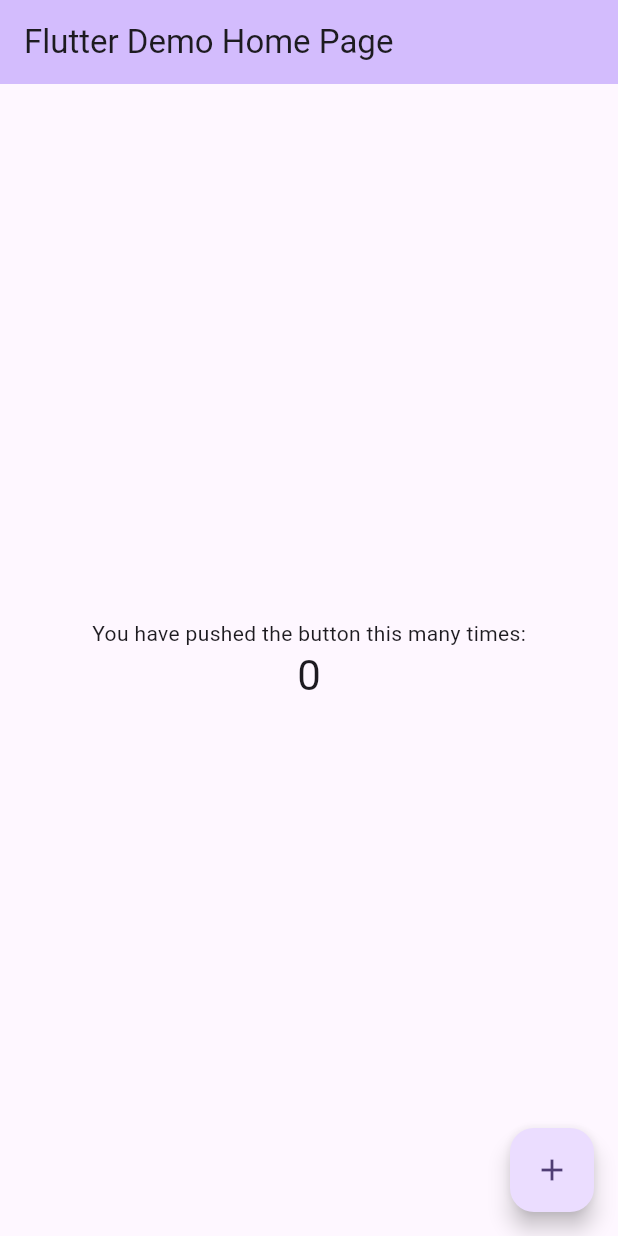
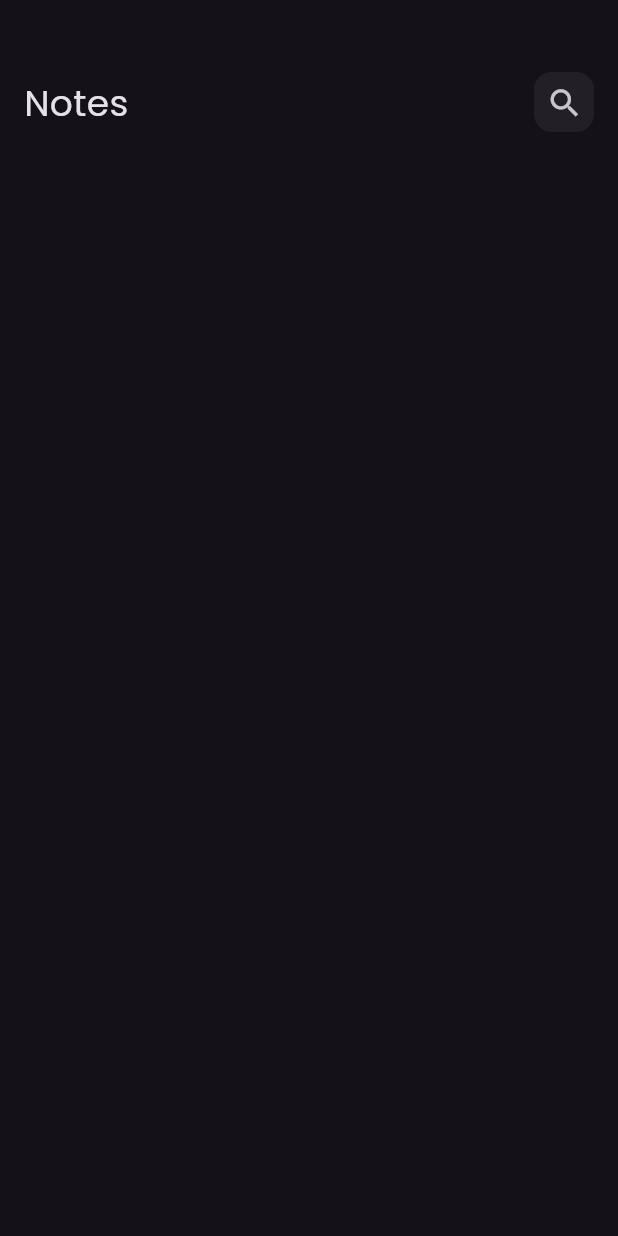
Before and after one commit to AhmedHamrosh/note_app, a Flutter app: the screen it shows after launch, on a phone screen of 412 x 824 dp. Run offline on Flutter 3.47's test engine with Material 3 defaults, Android fonts, the phone set to English and light mode, and no system bars.

Commit message:
Adding First Scaffold and Custom App Bar

```diff
--- /dev/null
+++ b/lib/components/custom_app_bar.dart
@@ -0,0 +1,20 @@
+import 'package:flutter/cupertino.dart';
+import 'package:flutter/material.dart';
+import 'package:note_app/components/custom_search_icon.dart';
+
+class CustomAppbar extends StatelessWidget
+{
+  @override
+  Widget build(BuildContext context)
+  {
+    return const Row(
+      children: [
+        Text('Notes' ,style: TextStyle(fontSize: 24),),
+        Spacer(),
+        SearchIcon(),
+
+      ],
+
+    );
+  }
+}
--- /dev/null
+++ b/lib/components/custom_search_icon.dart
@@ -0,0 +1,17 @@
+import 'package:flutter/cupertino.dart';
+import 'package:flutter/material.dart';
+
+class SearchIcon extends StatelessWidget
+{
+  const SearchIcon({super.key});
+  @override
+  Widget build(BuildContext context)
+  {
+    return Container(
+      width:40,
+      height: 40,
+      decoration: BoxDecoration(borderRadius: BorderRadius.circular(12) , color: Colors.grey.withOpacity(0.1)),
+      child:Center(child:IconButton(onPressed: (){}, icon:const Icon(Icons.search , size:25)),)
+    );
+  }
+}
--- /dev/null
+++ b/lib/constants.dart
@@ -0,0 +1,3 @@
+import 'package:flutter/material.dart';
+
+const  Color kPrimaryColor = Color(0xff62fcd7);
--- a/lib/main.dart
+++ b/lib/main.dart
@@ -1,125 +1,27 @@
+import 'package:flutter/cupertino.dart';
 import 'package:flutter/material.dart';
+import 'package:note_app/views/note_view.dart';
 
-void main() {
-  runApp(const MyApp());
+void main()
+{
+  runApp(NoteApp());
 }
 
-class MyApp extends StatelessWidget {
-  const MyApp({super.key});
+class NoteApp extends StatelessWidget
+{
+  const NoteApp({super.key});
+  @override
+  Widget build(BuildContext context)
+  {
+    return MaterialApp(
+      debugShowCheckedModeBanner: false,
+      theme: ThemeData(
+        brightness: Brightness.dark,
+        fontFamily: 'Poppins'
 
-  // This widget is the root of your application.
-  @override
-  Widget build(BuildContext context) {
-    return MaterialApp(
-      title: 'Flutter Demo',
-      theme: ThemeData(
-        // This is the theme of your application.
-        //
-        // TRY THIS: Try running your application with "flutter run". You'll see
-        // the application has a purple toolbar. Then, without quitting the app,
-        // try changing the seedColor in the colorScheme below to Colors.green
-        // and then invoke "hot reload" (save your changes or press the "hot
-        // reload" button in a Flutter-supported IDE, or press "r" if you used
-        // the command line to start the app).
-        //
-        // Notice that the counter didn't reset back to zero; the application
-        // state is not lost during the reload. To reset the state, use hot
-        // restart instead.
-        //
-        // This works for code too, not just values: Most code changes can be
-        // tested with just a hot reload.
-        colorScheme: ColorScheme.fromSeed(seedColor: Colors.deepPurple),
-        useMaterial3: true,
+
       ),
-      home: const MyHomePage(title: 'Flutter Demo Home Page'),
+      home:NoteView()
     );
   }
 }
-
-class MyHomePage extends StatefulWidget {
-  const MyHomePage({super.key, required this.title});
-
-  // This widget is the home page of your application. It is stateful, meaning
-  // that it has a State object (defined below) that contains fields that affect
-  // how it looks.
-
-  // This class is the configuration for the state. It holds the values (in this
-  // case the title) provided by the parent (in this case the App widget) and
-  // used by the build method of the State. Fields in a Widget subclass are
-  // always marked "final".
-
-  final String title;
-
-  @override
-  State<MyHomePage> createState() => _MyHomePageState();
-}
-
-class _MyHomePageState extends State<MyHomePage> {
-  int _counter = 0;
-
-  void _incrementCounter() {
-    setState(() {
-      // This call to setState tells the Flutter framework that something has
-      // changed in this State, which causes it to rerun the build method below
-      // so that the display can reflect the updated values. If we changed
-      // _counter without calling setState(), then the build method would not be
-      // called again, and so nothing would appear to happen.
-      _counter++;
-    });
-  }
-
-  @override
-  Widget build(BuildContext context) {
-    // This method is rerun every time setState is called, for instance as done
-    // by the _incrementCounter method above.
-    //
-    // The Flutter framework has been optimized to make rerunning build methods
-    // fast, so that you can just rebuild anything that needs updating rather
-    // than having to individually change instances of widgets.
-    return Scaffold(
-      appBar: AppBar(
-        // TRY THIS: Try changing the color here to a specific color (to
-        // Colors.amber, perhaps?) and trigger a hot reload to see the AppBar
-        // change color while the other colors stay the same.
-        backgroundColor: Theme.of(context).colorScheme.inversePrimary,
-        // Here we take the value from the MyHomePage object that was created by
-        // the App.build method, and use it to set our appbar title.
-        title: Text(widget.title),
-      ),
-      body: Center(
-        // Center is a layout widget. It takes a single child and positions it
-        // in the middle of the parent.
-        child: Column(
-          // Column is also a layout widget. It takes a list of children and
-          // arranges them vertically. By default, it sizes itself to fit its
-          // children horizontally, and tries to be as tall as its parent.
-          //
-          // Column has various properties to control how it sizes itself and
-          // how it positions its children. Here we use mainAxisAlignment to
-          // center the children vertically; the main axis here is the vertical
-          // axis because Columns are vertical (the cross axis would be
-          // horizontal).
-          //
-          // TRY THIS: Invoke "debug painting" (choose the "Toggle Debug Paint"
-          // action in the IDE, or press "p" in the console), to see the
-          // wireframe for each widget.
-          mainAxisAlignment: MainAxisAlignment.center,
-          children: <Widget>[
-            const Text(
-              'You have pushed the button this many times:',
-            ),
-            Text(
-              '$_counter',
-              style: Theme.of(context).textTheme.headlineMedium,
-            ),
-          ],
-        ),
-      ),
-      floatingActionButton: FloatingActionButton(
-        onPressed: _incrementCounter,
-        tooltip: 'Increment',
-        child: const Icon(Icons.add),
-      ), // This trailing comma makes auto-formatting nicer for build methods.
-    );
-  }
-}
--- /dev/null
+++ b/lib/views/note_view.dart
@@ -0,0 +1,23 @@
+import 'package:flutter/cupertino.dart';
+import 'package:flutter/material.dart';
+import 'package:note_app/components/custom_app_bar.dart';
+
+class NoteView extends StatelessWidget
+{
+  const NoteView({super.key});
+  @override
+
+  Widget build(BuildContext context)
+  {
+    return Scaffold(
+      body: Padding(
+        padding: const EdgeInsets.only(left:16 , right: 16 , top:48),
+        child: Column(
+          children: [
+            CustomAppbar(),
+          ],
+        ),
+      ),
+    );
+  }
+}
```
Also changed, not shown: pubspec.yaml (+6 -6 lines), assets/fonts/Poppins-Regular.ttf (added), pubspec.lock, 1 other file.
